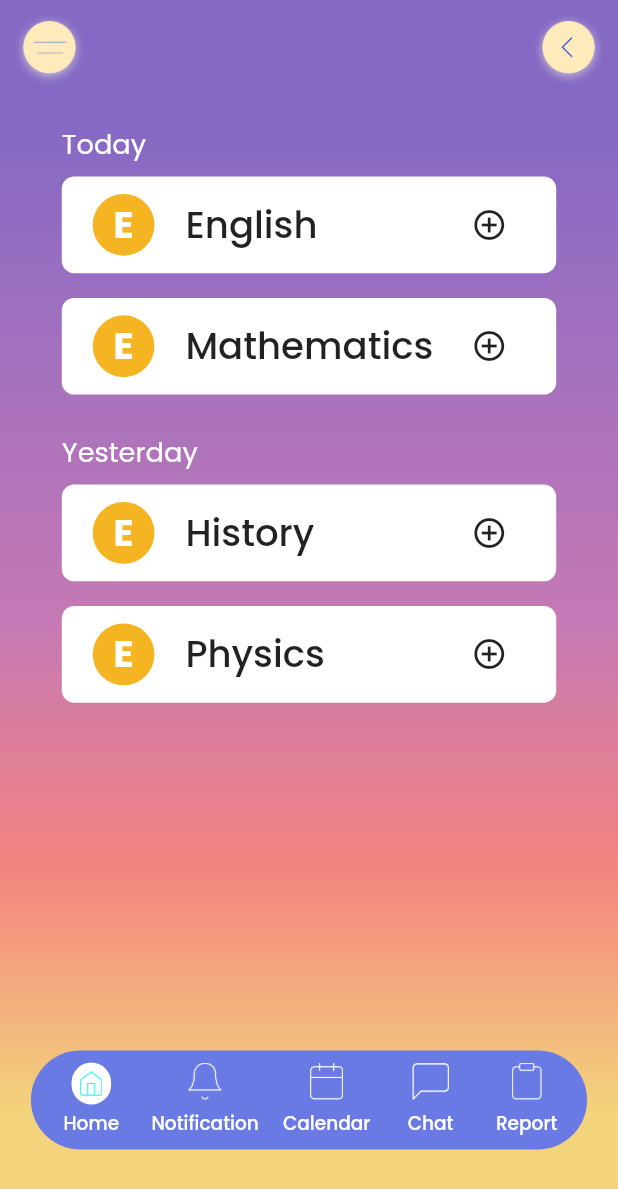
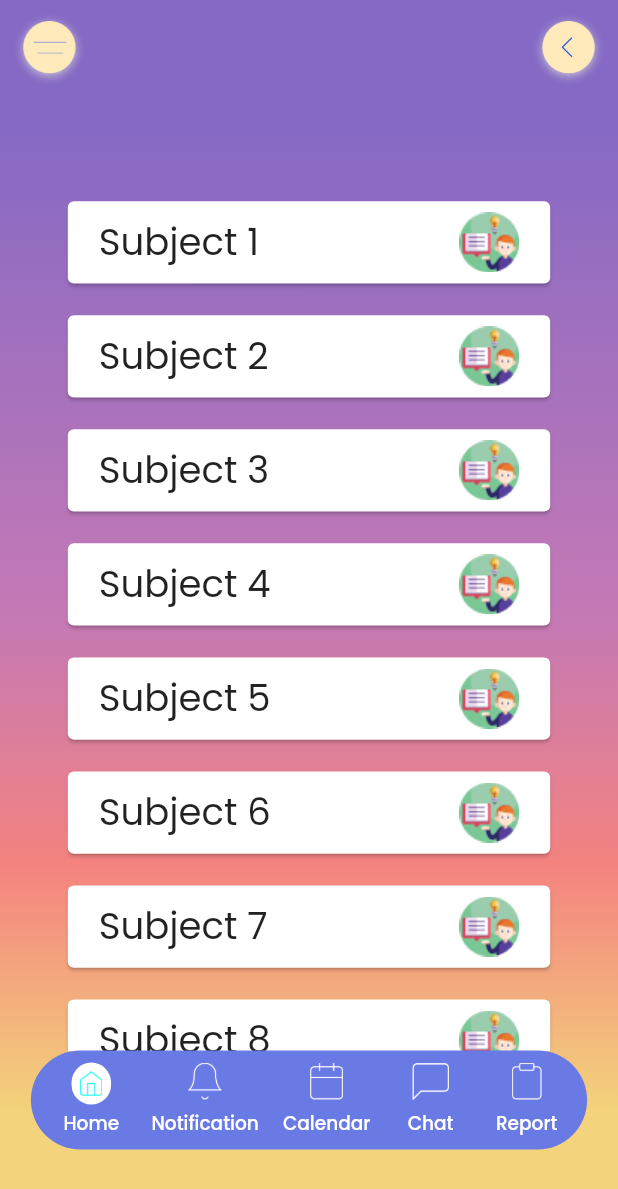
Before and after one commit to IVARA-Application/IV-APP-DEV-TEAM-2, a Flutter app: the StudentHomePage screen opened directly, on a phone screen of 412 x 824 dp. Shown: the top 1189 px of the screen. Run offline on Flutter 3.47's test engine with Material 2 defaults, Android fonts, the phone set to English and light mode, and no system bars; our stand-ins replace glassmorphism, google_fonts, lottie.

Commit message:
chat page

```diff
--- a/lib/student_screens/student_homepage/chat/chat_page.dart
+++ b/lib/student_screens/student_homepage/chat/chat_page.dart
@@ -0,0 +1,53 @@
+import 'package:flutter/material.dart';
+
+class StudentChatPage extends StatelessWidget {
+  List subjects = [
+    {'subjectName': 'Subject 1', 'icon': 'assets/subject.png'},
+    {'subjectName': 'Subject 2', 'icon': 'assets/subject.png'},
+    {'subjectName': 'Subject 3', 'icon': 'assets/subject.png'},
+    {'subjectName': 'Subject 4', 'icon': 'assets/subject.png'},
+    {'subjectName': 'Subject 5', 'icon': 'assets/subject.png'},
+    {'subjectName': 'Subject 6', 'icon': 'assets/subject.png'},
+    {'subjectName': 'Subject 7', 'icon': 'assets/subject.png'},
+    {'subjectName': 'Subject 8', 'icon': 'assets/subject.png'},
+  ];
+  @override
+  Widget build(BuildContext context) {
+    double height = MediaQuery.of(context).size.height;
+    double width = MediaQuery.of(context).size.width;
+    return Column(
+      children: [
+        SizedBox(
+          height: height * 0.15,
+        ),
+        SizedBox(
+          height: height*0.7,
+          child: Container(
+            child: ListView.builder(
+                itemCount: subjects.length,
+                itemBuilder: (context, i) {
+                  return Padding(
+                    padding: EdgeInsets.symmetric(
+                        vertical: height * 0.008, horizontal: width * 0.1),
+                    child: Card(
+                      child: Padding(
+                        padding: EdgeInsets.symmetric(
+                            horizontal: width * 0.05, vertical: height * 0.009),
+                        child: Row(
+                          children: [
+                            Text(subjects[i]['subjectName'],
+                                style: TextStyle(fontSize: height * 0.03)),
+                            Spacer(),
+                            Image.asset(subjects[i]['icon'])
+                          ],
+                        ),
+                      ),
+                    ),
+                  );
+                }),
+          ),
+        ),
+      ],
+    );
+  }
+}
--- a/lib/student_screens/student_homepage/studentHomepage.dart
+++ b/lib/student_screens/student_homepage/studentHomepage.dart
@@ -138,7 +138,7 @@ class _StudentHomePageState extends State<StudentHomePage> {
               height: double.infinity,
               width: double.infinity,
               // child: StudentHome()
-              child:StudentNotification()
+              child:StudentChatPage()
             ),
             Positioned(
                 height: height * 0.08,
```
Also changed, not shown: assets/subject.png (added).
